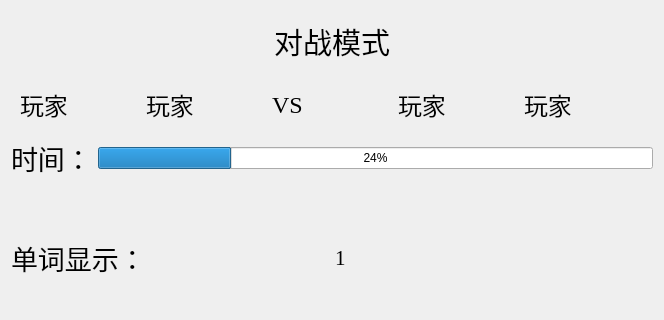
This is WordMatchGameV3.0/client/battlepage.ui in ProgrameThinking/WordMatchGame as Qt 5 draws it before an edit; both pictures show x 0 to 664 and y 0 to 320 of the 664 by 497 pixel window. The edited form follows.
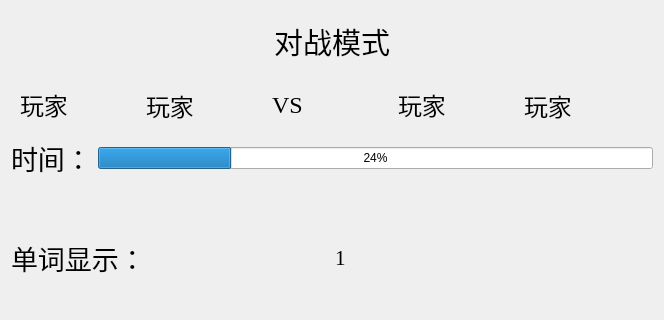
This is the edited form.

```diff
--- a/WordMatchGameV3.0/client/battlepage.ui
+++ b/WordMatchGameV3.0/client/battlepage.ui
@@ -79,7 +79,7 @@
        <widget class="QLabel" name="player1">
         <property name="font">
          <font>
-          <family>华文行楷</family>
+          <family>Times New Roman</family>
           <pointsize>18</pointsize>
          </font>
         </property>
@@ -118,7 +118,7 @@
        <widget class="QLabel" name="player2">
         <property name="font">
          <font>
-          <family>华文行楷</family>
+          <family>Times New Roman</family>
           <pointsize>18</pointsize>
          </font>
         </property>
```
